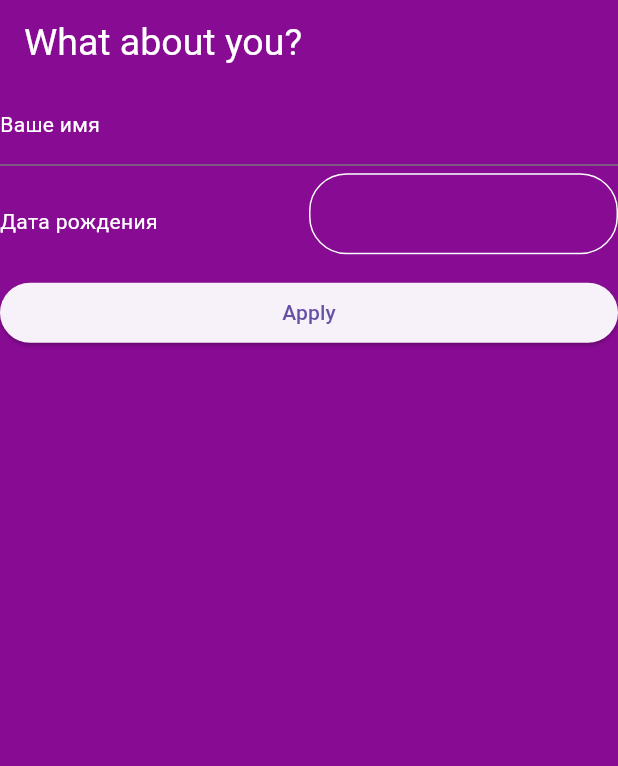
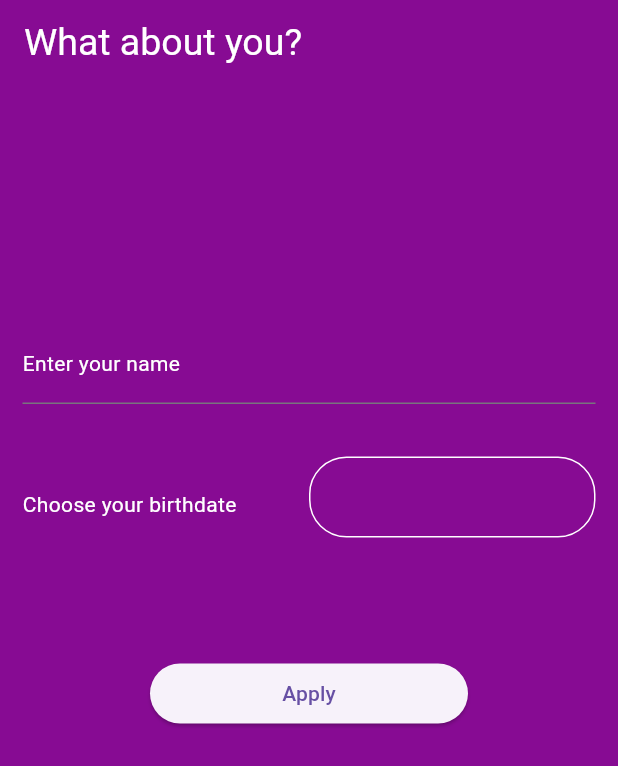
Before and after one commit to alex-ivankova766/riverpod_with_clean_architecture_example, a Flutter app: the screen it shows after launch, on a phone screen of 412 x 824 dp. Shown: the top 766 px of the screen. Run offline on Flutter 3.47's test engine with Material 3 defaults, Android fonts, the phone set to English and light mode, and no system bars; our stand-ins replace flutter_riverpod, formz, go_router, shared_preferences.

Commit message:
layout fixes, user model added

```diff
--- a/lib/src/features/postcard/data/datasources/user_local_datasource.dart
+++ b/lib/src/features/postcard/data/datasources/user_local_datasource.dart
@@ -1,10 +1,11 @@
+import 'package:deeper_riverpod_education/src/features/postcard/data/models/user_model.dart';
 import 'package:shared_preferences/shared_preferences.dart';
 
-import '../../../../shared/domain/entities/user.dart';
+import '../../domain/entities/user.dart';
 
 abstract class UserDatasource {
   Future<User?> getUserData();
-  Future<void> saveUserData(User userdata);
+  Future<void> saveUserData(UserModel userdata);
   Future<void> removeUserData();
 }
 
@@ -27,11 +28,11 @@ class UserLocalDatasource extends UserDatasource {
   }
 
   @override
-  Future<void> saveUserData(User userdata) async {
+  Future<void> saveUserData(UserModel userdata) async {
     SharedPreferences prefs = await SharedPreferences.getInstance();
-    await prefs.setString('name', userdata.name.value);
+    await prefs.setString('name', userdata.name);
 
-    await prefs.setString('birthDate', userdata.birthDate.toIso8601String());
+    await prefs.setString('birthDate', userdata.birthDate);
   }
 
   @override
--- /dev/null
+++ b/lib/src/features/postcard/data/models/user_model.dart
@@ -0,0 +1,31 @@
+import '../../domain/entities/user.dart';
+
+class UserModel {
+  const UserModel({
+    required this.name,
+    required this.birthDate,
+  });
+  final String name;
+  final String birthDate;
+
+  factory UserModel.fromJson(Map<String, dynamic> json) {
+    return UserModel(
+      name: json['name'],
+      birthDate: json['birthDate'],
+    );
+  }
+
+  factory UserModel.fromEntity(User user) {
+    return UserModel(
+      name: user.name.value,
+      birthDate: user.birthDate.toIso8601String(),
+    );
+  }
+
+  User toEntity() {
+    return User(
+      name: Name.dirty(name),
+      birthDate: DateTime.parse(birthDate),
+    );
+  }
+}
--- a/lib/src/features/postcard/data/repositories/user_data_repository_impl.dart
+++ b/lib/src/features/postcard/data/repositories/user_data_repository_impl.dart
@@ -1,9 +1,11 @@
 import 'dart:async';
 
 import 'package:deeper_riverpod_education/src/features/postcard/data/datasources/user_local_datasource.dart';
+import 'package:deeper_riverpod_education/src/features/postcard/domain/entities/user.dart';
 import 'package:deeper_riverpod_education/src/features/postcard/domain/repositories/user_data_repository.dart';
-import 'package:deeper_riverpod_education/src/shared/domain/entities/user.dart';
 import 'package:flutter/material.dart';
+
+import '../models/user_model.dart';
 
 class UserDataRepositoryImpl extends UserDataRepository with ChangeNotifier {
   UserDataRepositoryImpl(this.userLocalDatasource) {
@@ -33,6 +35,6 @@ class UserDataRepositoryImpl extends UserDataRepository with ChangeNotifier {
   Future<void> saveUserData(User userdata) {
     user = userdata;
     notifyListeners();
-    return userLocalDatasource.saveUserData(userdata);
+    return userLocalDatasource.saveUserData(UserModel.fromEntity(userdata));
   }
 }
--- a/lib/src/features/postcard/domain/repositories/user_data_repository.dart
+++ b/lib/src/features/postcard/domain/repositories/user_data_repository.dart
@@ -1,4 +1,4 @@
-import '../../../../shared/domain/entities/user.dart';
+import '../entities/user.dart';
 
 abstract class UserDataRepository {
   Future<void> getUserData();
--- a/lib/src/features/postcard/presentation/questionnaire.dart
+++ b/lib/src/features/postcard/presentation/questionnaire.dart
@@ -1,4 +1,4 @@
-import 'package:deeper_riverpod_education/src/shared/domain/entities/user.dart';
+import 'package:deeper_riverpod_education/src/features/postcard/domain/entities/user.dart';
 import 'package:flutter/cupertino.dart';
 import 'package:flutter/material.dart';
 import 'package:flutter_riverpod/flutter_riverpod.dart';
@@ -24,6 +24,7 @@ class _QuestionnaireState extends ConsumerState<Questionnaire> {
       builder: (BuildContext builderContext) {
         return Container(
           height: 200.0,
+          padding: const EdgeInsets.all(15),
           color: Colors.grey,
           child: CupertinoDatePicker(
             mode: CupertinoDatePickerMode.date,
@@ -52,15 +53,21 @@ class _QuestionnaireState extends ConsumerState<Questionnaire> {
       appBar: AppBar(title: const Text('What about you?')),
       body: Column(
         crossAxisAlignment: CrossAxisAlignment.start,
+        mainAxisAlignment: MainAxisAlignment.spaceBetween,
         children: [
+          const Spacer(
+            flex: 1,
+          ),
           _Name(nameController: _nameController),
-          Row(
+          Container(
+            padding: const EdgeInsets.all(15),
+            child: Row(
                 mainAxisAlignment: MainAxisAlignment.start,
                 mainAxisSize: MainAxisSize.min,
                 children: [
                   const Expanded(
                     child: Text(
-                    'Дата рождения',
+                      'Choose your birthdate',
                     ),
                   ),
                   Expanded(
@@ -106,7 +113,10 @@ class _QuestionnaireState extends ConsumerState<Questionnaire> {
                     ),
                   ),
                 ]),
-          ElevatedButton(
+          ),
+          Container(
+            padding: const EdgeInsets.symmetric(horizontal: 100, vertical: 50),
+            child: ElevatedButton(
               onPressed: () {
                 if (_nameController.text == '' || birthDate == null) {
                   return;
@@ -116,6 +126,10 @@ class _QuestionnaireState extends ConsumerState<Questionnaire> {
                     User(name: Name.dirty(enteredName), birthDate: birthDate!));
               },
               child: const Center(child: Text('Apply')),
+            ),
+          ),
+          const Spacer(
+            flex: 2,
           ),
         ],
       ),
@@ -132,11 +146,14 @@ class _Name extends StatelessWidget {
 
   @override
   Widget build(BuildContext context) {
-    return TextField(
+    return Container(
+      padding: const EdgeInsets.all(15),
+      child: TextField(
         controller: _nameController,
         decoration: InputDecoration(
-        labelText: 'Ваше имя',
+          labelText: 'Enter your name',
           labelStyle: Theme.of(context).textTheme.bodyMedium,
+        ),
       ),
     );
   }
```
Also changed, not shown: lib/src/features/postcard/domain/entities/user.dart (renamed from lib/src/shared/domain/entities/user.dart). Lines whose indentation alone changed are shown as unchanged.
